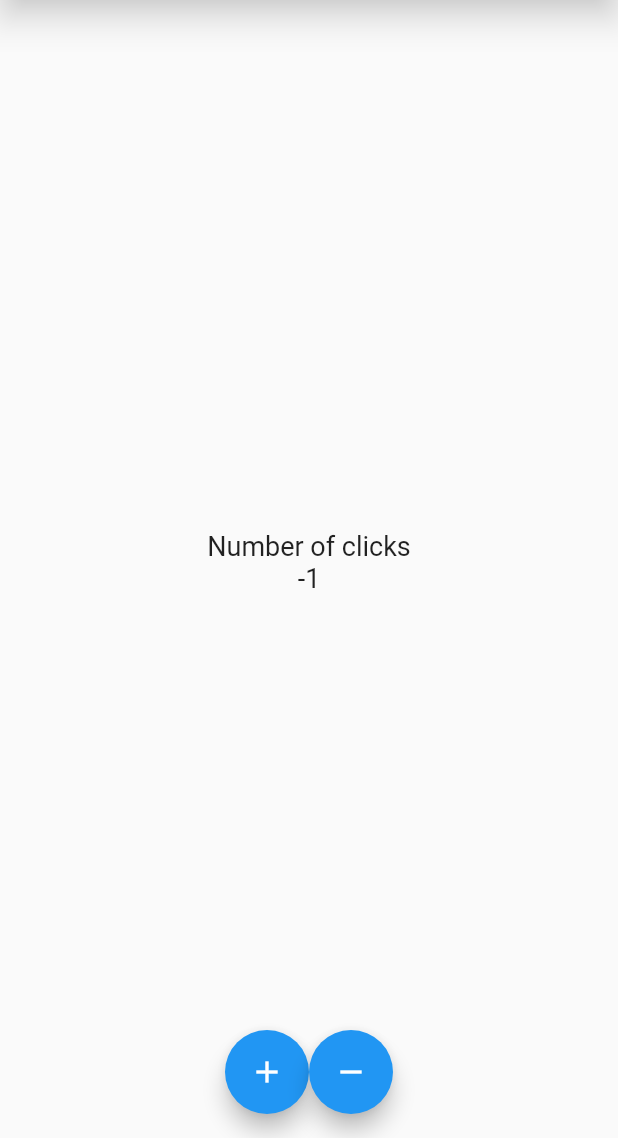
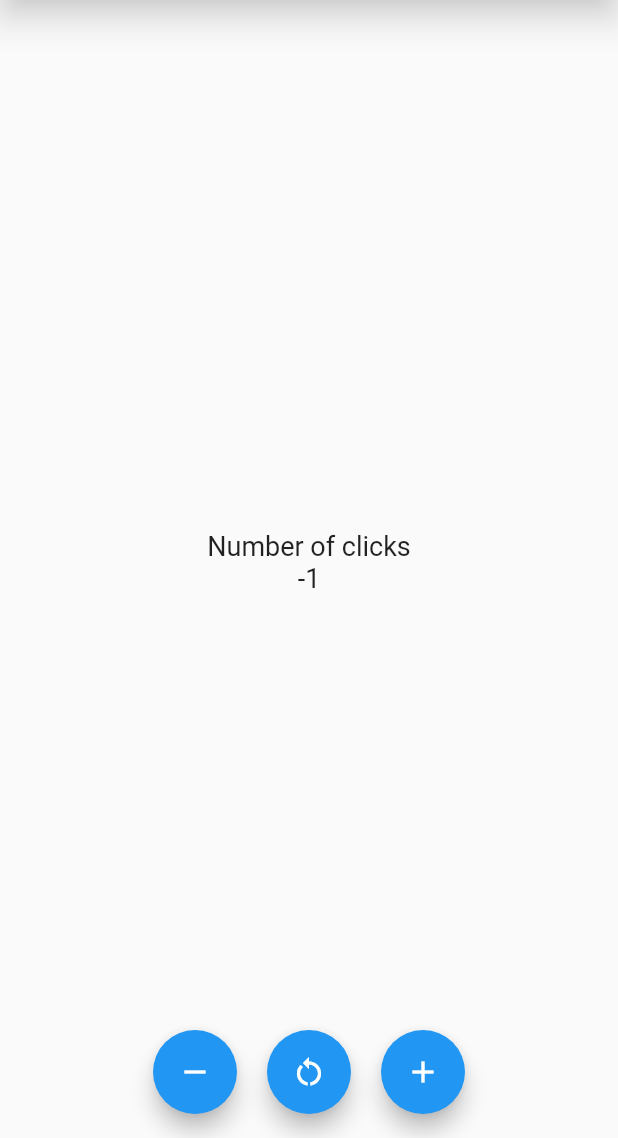
Before and after one commit to francopagnotta/Flutter_Counter, a Flutter app: the screen it shows after launch, after a tap on the "remove" icon, on a phone screen of 412 x 824 dp, the part 98-1236 px from its top. Run offline on Flutter 3.47's test engine with Material 2 defaults, Android fonts, the phone set to English and light mode, and no system bars.

Commit message:
add: add restart button

```diff
--- a/lib/screens/counter_screen.dart
+++ b/lib/screens/counter_screen.dart
@@ -44,19 +44,36 @@ class _CounterScreenState extends State<CounterScreen> {
         children: [
           FloatingActionButton(
               child: const Icon(
+                Icons.remove,
+              ),
+              // ignore: avoid_print
+              onPressed: () {
+                counter--;
+                setState(() => {}); // anonymous function that set the state.
+              }),
+          const SizedBox(
+            width: 20,
+          ),
+          FloatingActionButton(
+              child: const Icon(
+                Icons.restart_alt,
+              ),
+              // ignore: avoid_print
+              onPressed: () {
+                counter = 0;
+                setState(() => {});
+              }),
+          const SizedBox(
+            width: 20,
+          ),
+          FloatingActionButton(
+              child: const Icon(
                 Icons.add,
               ),
               // ignore: avoid_print
               onPressed: () {
-                setState(() => counter++);
-              }),
-          FloatingActionButton(
-              child: const Icon(
-                Icons.remove,
-              ),
-              // ignore: avoid_print
-              onPressed: () {
-                setState(() => counter--);
+                counter++;
+                setState(() => {});
               }),
         ],
       ),
```
